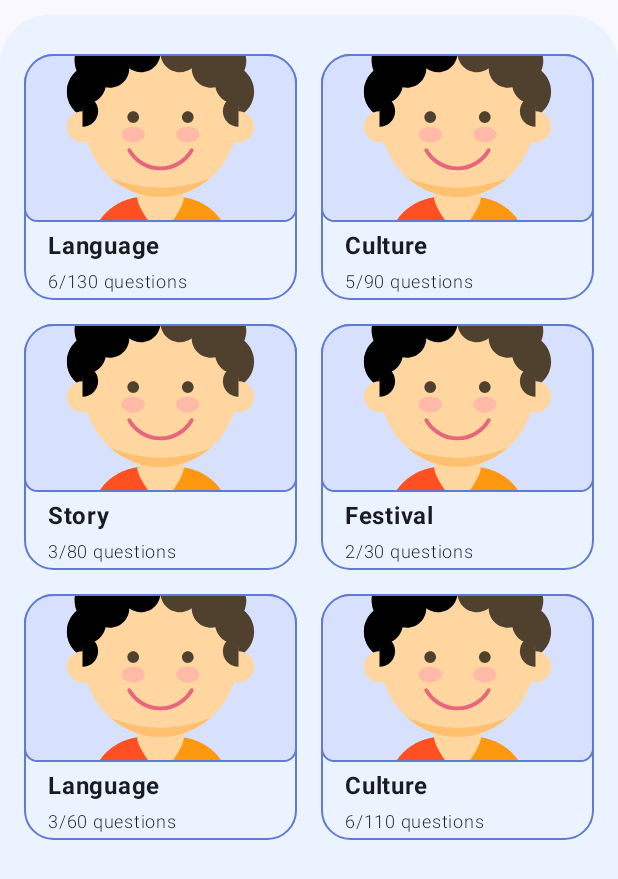
After one commit to kecitclub/teamDefault, an Android app built with Jetpack Compose: the composable CategoryScreen shown on its own in the app's theme, on a phone screen of 412 x 824 dp. The commit adds this screen. Shown: the top 879 px of the screen. Run offline under Robolectric (Android 15) with nearby library versions, the phone set to English and light mode, and no system bars; 2 statements that could not run were skipped.

Commit message:
feat: impl category screen

```diff
--- a/app/src/main/java/com/example/teamdefault/data/Category.kt
+++ b/app/src/main/java/com/example/teamdefault/data/Category.kt
@@ -10,6 +10,10 @@ data class Category(
 
 
 val itemCategory = listOf(
-    Category(title = "सवारी सञ्चालन", noOfQuestions = "6/130 questions", painterId = R.drawable.language),
-    Category(title = "सवारी कानुन", noOfQuestions = "5/90 questions", painterId = R.drawable.story),
+    Category(title = "Language", noOfQuestions = "6/130 questions", painterId = R.drawable.boy),
+    Category(title = "Culture", noOfQuestions = "5/90 questions", painterId = R.drawable.boy),
+    Category(title = "Story", noOfQuestions = "3/80 questions", painterId = R.drawable.boy),
+    Category(title = "Festival", noOfQuestions = "2/30 questions", painterId = R.drawable.boy),
+    Category(title = "Language", noOfQuestions = "3/60 questions", painterId = R.drawable.boy),
+    Category(title = "Culture", noOfQuestions = "6/110 questions", painterId = R.drawable.boy)
 )
--- a/app/src/main/java/com/example/teamdefault/ui/component/FloatingButton.kt
+++ b/app/src/main/java/com/example/teamdefault/ui/component/FloatingButton.kt
@@ -22,7 +22,7 @@ fun FloatingButton(modifier: Modifier = Modifier) {
         containerColor = colorResource(id = R.color.primary_purple),
         contentColor = colorResource(id = R.color.white),
         modifier = Modifier
-            //.offset(y = 60.dp)
+            .offset(y = 60.dp)
             .size(80.dp)
             .border(
                 width = 4.dp,
--- a/app/src/main/java/com/example/teamdefault/ui/component/SampleScreen.kt
+++ b/app/src/main/java/com/example/teamdefault/ui/component/SampleScreen.kt
@@ -50,7 +50,7 @@ fun SampleScreen() {
                         .size(224.dp),
                     shape = RoundedCornerShape(bottomStartPercent = 8, bottomEndPercent = 8),
 
-                    border = BorderStroke(width = 1.dp, color = Color(0xFF617AD3))
+                    //border = BorderStroke(width = 1.dp, color = Color(0xFF617AD3))
                 ) {
 
                     Image(
--- /dev/null
+++ b/app/src/main/java/com/example/teamdefault/ui/screen/category_screen/CategoryScreen.kt
@@ -0,0 +1,121 @@
+package com.example.teamdefault.ui.screen.category_screen
+
+import com.example.teamdefault.data.Category
+import com.example.teamdefault.data.itemCategory
+
+import androidx.compose.foundation.BorderStroke
+import androidx.compose.foundation.Image
+import androidx.compose.foundation.clickable
+import androidx.compose.foundation.layout.Column
+import androidx.compose.foundation.layout.fillMaxSize
+import androidx.compose.foundation.layout.fillMaxWidth
+import androidx.compose.foundation.layout.padding
+import androidx.compose.foundation.layout.size
+import androidx.compose.foundation.lazy.grid.GridCells
+import androidx.compose.foundation.lazy.grid.LazyVerticalGrid
+import androidx.compose.foundation.lazy.grid.items
+import androidx.compose.foundation.shape.RoundedCornerShape
+import androidx.compose.material3.Card
+import androidx.compose.material3.CardDefaults
+import androidx.compose.material3.Surface
+import androidx.compose.material3.Text
+import androidx.compose.runtime.Composable
+import androidx.compose.ui.Alignment
+import androidx.compose.ui.Modifier
+import androidx.compose.ui.graphics.Color
+import androidx.compose.ui.layout.ContentScale
+import androidx.compose.ui.res.painterResource
+import androidx.compose.ui.text.font.FontWeight
+import androidx.compose.ui.tooling.preview.Preview
+import androidx.compose.ui.unit.dp
+import androidx.compose.ui.unit.sp
+
+
+@Composable
+fun CategoryScreen(
+    navigateToStudy:(String)->Unit
+) {
+
+    Surface(
+        modifier = Modifier
+            .fillMaxSize()
+            .padding(top = 10.dp),
+        shape = RoundedCornerShape(topStartPercent = 8, topEndPercent = 8),
+        color = Color(0xFFEAF3FF)
+    ) {
+
+        LazyVerticalGrid(
+            modifier = Modifier
+                .padding(8.dp)
+                .padding(top = 10.dp)
+                .fillMaxWidth(), columns = GridCells.Fixed(2)
+        ) {
+            items(itemCategory) { category ->
+                CategoryCardItem(items = category, navigateToStudy = { navigateToStudy(category.title) })
+            }
+        }
+    }
+}
+
+@Composable
+fun CategoryCardItem(items: Category, navigateToStudy:()->Unit) {
+
+    Card(
+        colors = CardDefaults.cardColors(
+            //containerColor = Color(0x338E8FF3) //more vibrant & purple
+            containerColor = Color(0xFFEAF3FF) //bluish
+        ),
+        modifier = Modifier
+            .fillMaxWidth()
+            .padding(8.dp)
+            .size(164.dp)
+            .clickable {navigateToStudy() },
+        shape = RoundedCornerShape(12),
+        border = BorderStroke(width = 1.dp, color = Color(0xFF617AD3))
+    ) {
+
+        Card(
+            colors = CardDefaults.cardColors(
+                containerColor = Color(0x338E8FF3),
+                contentColor = Color(0x338E8FF3)
+            ),
+            modifier = Modifier
+                .fillMaxWidth()
+                .size(112.dp),
+            shape = RoundedCornerShape(bottomStartPercent = 8, bottomEndPercent = 8),
+
+            border = BorderStroke(width = 1.dp, color = Color(0xFF617AD3))
+        ) {
+            Image(
+                painter = painterResource(id = items.painterId),
+                contentDescription = null,
+                contentScale = ContentScale.FillWidth
+            )
+        }
+
+        Column(
+            horizontalAlignment = Alignment.Start,
+            modifier = Modifier
+                .fillMaxWidth()
+                .padding(start = 16.dp, top = 4.dp)
+        ) {
+            Text(
+                text = items.title,
+                fontWeight = FontWeight.Bold,
+                fontSize = 16.sp
+            )
+
+            Text(
+                text = items.noOfQuestions,
+                fontWeight = FontWeight.Light,
+                fontSize = 12.sp
+            )
+        }
+    }
+}
+
+@Preview
+@Composable
+private fun CategoryScreenPreview() {
+    CategoryScreen({})
+}
```
